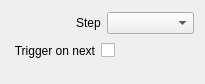
CasparCG/client, file src/Widgets/Inspector/Atem/InspectorAtemCutWidget.ui: the form before one commit.
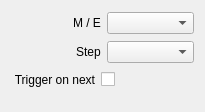
The form after the commit.

Commit message: Added support for Blackmagic 2M/E mixers.

What changed in the file:
```diff
--- a/src/Widgets/Inspector/Atem/InspectorAtemCutWidget.ui
+++ b/src/Widgets/Inspector/Atem/InspectorAtemCutWidget.ui
@@ -7,7 +7,7 @@
     <x>0</x>
     <y>0</y>
     <width>205</width>
-    <height>84</height>
+    <height>112</height>
    </rect>
   </property>
   <property name="sizePolicy">
@@ -17,6 +17,43 @@
    </sizepolicy>
   </property>
   <layout class="QVBoxLayout" name="verticalLayout">
+   <item>
+    <layout class="QHBoxLayout" name="horizontalLayoutMixerStep">
+     <item>
+      <spacer name="horizontalSpacerMixerStep">
+       <property name="orientation">
+        <enum>Qt::Horizontal</enum>
+       </property>
+       <property name="sizeType">
+        <enum>QSizePolicy::Fixed</enum>
+       </property>
+       <property name="sizeHint" stdset="0">
+        <size>
+         <width>62</width>
+         <height>20</height>
+        </size>
+       </property>
+      </spacer>
+     </item>
+     <item>
+      <widget class="QLabel" name="labelMixerStep">
+       <property name="text">
+        <string>M / E</string>
+       </property>
+      </widget>
+     </item>
+     <item>
+      <widget class="QComboBox" name="comboBoxMixerStep">
+       <property name="sizePolicy">
+        <sizepolicy hsizetype="Expanding" vsizetype="Fixed">
+         <horstretch>0</horstretch>
+         <verstretch>0</verstretch>
+        </sizepolicy>
+       </property>
+      </widget>
+     </item>
+    </layout>
+   </item>
    <item>
     <layout class="QHBoxLayout" name="horizontalLayoutStep">
      <item>
```
The commit also changes 33 other files.
